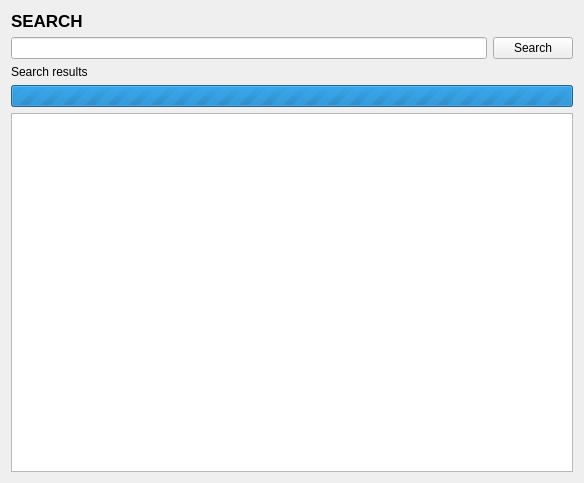
Qt form ui/designer/search_results.ui (arielvb/collector) before a commit.
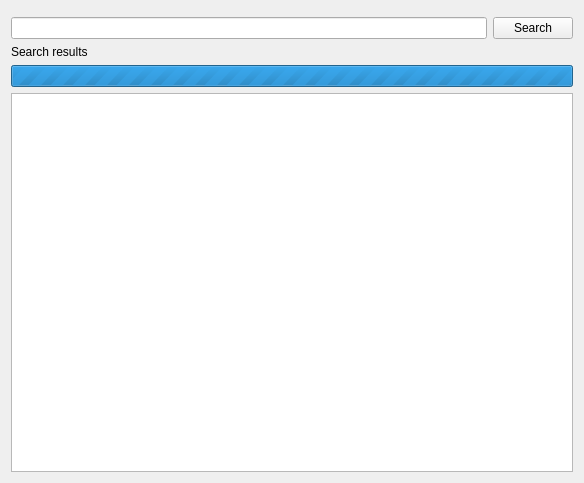
The same form after that commit.

```diff
--- a/ui/designer/search_results.ui
+++ b/ui/designer/search_results.ui
@@ -17,19 +17,7 @@
    <item>
     <layout class="QVBoxLayout" name="verticalLayout">
      <item>
-      <widget class="QLabel" name="label_2">
-       <property name="font">
-        <font>
-         <pointsize>13</pointsize>
-         <weight>75</weight>
-         <bold>true</bold>
-         <strikeout>false</strikeout>
-        </font>
-       </property>
-       <property name="text">
-        <string>SEARCH</string>
-       </property>
-      </widget>
+      <widget class="QWidget" name="topbar" native="true"/>
      </item>
      <item>
       <layout class="QHBoxLayout" name="horizontalLayout">
```
